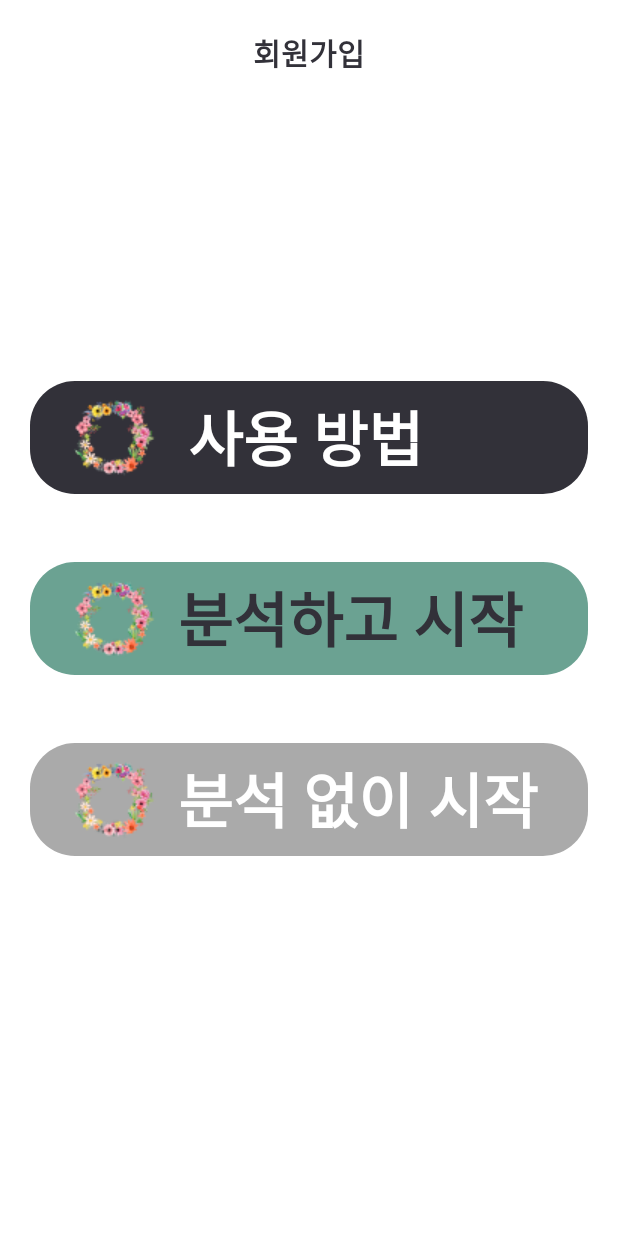
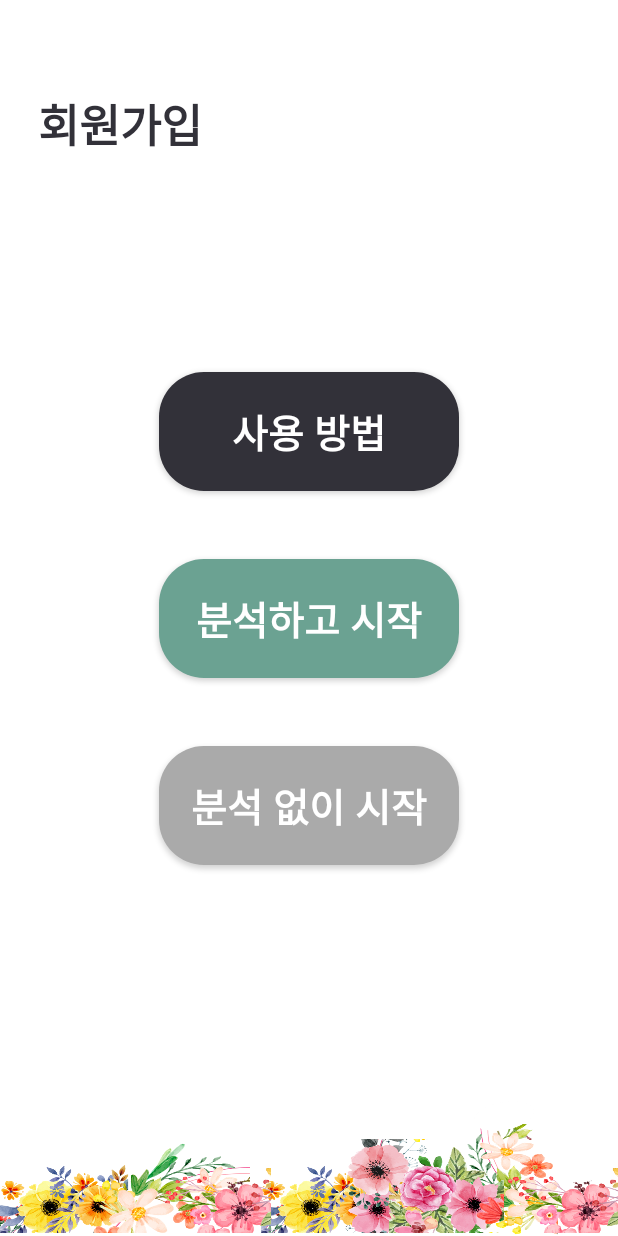
Before and after one commit to JiYoungDo/Habitter, an Android app: the layout activity_register.xml on its own in the app's theme, with its tools: preview values and no code run, on a phone screen of 412 x 824 dp. Run offline under Robolectric (Android 15) with nearby library versions, the phone set to English and light mode, and no system bars.

Commit message:
modify publishing

```diff
--- a/app/src/main/AndroidManifest.xml
+++ b/app/src/main/AndroidManifest.xml
@@ -8,7 +8,7 @@
         android:label="@string/app_name"
         android:roundIcon="@mipmap/ic_launcher_round"
         android:supportsRtl="true"
-        android:theme="@style/AppTheme">
+        android:theme="@style/Theme.AppCompat.NoActionBar">
         <activity android:name=".Register.RegisterActivity"></activity>
         <activity android:name=".Splash.SplashActivity">
             <intent-filter>
--- a/app/src/main/res/layout/activity_register.xml
+++ b/app/src/main/res/layout/activity_register.xml
@@ -13,19 +13,20 @@
         android:layout_width="wrap_content"
         android:layout_height="wrap_content"
         android:text="회원가입"
-        android:textSize="20sp"
+        android:textSize="30sp"
         android:textStyle="bold"
         android:textColor="@color/colorDarkGray"
-        android:layout_marginTop="20dp"
+        android:layout_marginTop="60dp"
         android:fontFamily="@font/a_lignt_font"
         app:layout_constraintTop_toTopOf="parent"
         app:layout_constraintLeft_toLeftOf="parent"
-        app:layout_constraintRight_toRightOf="parent"/>
+        android:layout_marginLeft="25dp"/>
 
-    <TextView
+    <Button
         android:id="@+id/register_tv_btn_explanation"
-        android:layout_width="match_parent"
-        android:layout_height="75dp"
+        android:layout_width="200dp"
+        android:layout_height="wrap_content"
+        android:padding="20dp"
         android:text="사용 방법"
         android:background="@drawable/round_background"
         android:backgroundTint="@color/colorDarkGray"
@@ -33,21 +34,19 @@
         android:layout_marginRight="20dp"
         android:fontFamily="@font/a_lignt_font"
         android:gravity="center"
-        android:textSize="40sp"
+        android:textSize="26sp"
         android:textColor="@color/colorWhite"
         android:textStyle="bold"
-        android:drawableLeft="@drawable/flower_ring_60px"
-        android:paddingLeft="25dp"
-        android:drawablePadding="-90dp"
         android:layout_marginBottom="45dp"
+        app:layout_constraintLeft_toLeftOf="parent"
+        app:layout_constraintRight_toRightOf="parent"
         app:layout_constraintBottom_toTopOf="@id/register_tv_btn_start_with_analysis"/>
 
-
-
-    <TextView
+    <Button
         android:id="@+id/register_tv_btn_start_with_analysis"
-        android:layout_width="match_parent"
-        android:layout_height="75dp"
+        android:layout_width="200dp"
+        android:layout_height="wrap_content"
+        android:padding="20dp"
         android:text="분석하고 시작"
         android:background="@drawable/round_background"
         android:backgroundTint="@color/colorPrimaryDark"
@@ -55,21 +54,19 @@
         android:layout_marginRight="20dp"
         android:fontFamily="@font/a_lignt_font"
         android:gravity="center"
-        android:textSize="40sp"
-        android:textColor="@color/colorDarkGray"
+        android:textSize="26sp"
+        android:textColor="@color/colorWhite"
         android:textStyle="bold"
-        android:drawableLeft="@drawable/flower_ring_60px"
-        android:paddingLeft="25dp"
-        android:drawablePadding="-30dp"
         app:layout_constraintTop_toTopOf="parent"
         app:layout_constraintBottom_toBottomOf="parent"
         app:layout_constraintLeft_toLeftOf="parent"
         app:layout_constraintRight_toRightOf="parent" />
 
-    <TextView
+    <Button
         android:id="@+id/register_tv_btn_start_without_analysis"
-        android:layout_width="match_parent"
-        android:layout_height="75dp"
+        android:layout_width="200dp"
+        android:layout_height="wrap_content"
+        android:padding="20dp"
         android:text="분석 없이 시작"
         android:background="@drawable/round_background"
         android:backgroundTint="@color/colorMiddleGray"
@@ -77,13 +74,19 @@
         android:layout_marginRight="20dp"
         android:fontFamily="@font/a_lignt_font"
         android:gravity="center"
-        android:textSize="40sp"
+        android:textSize="26sp"
         android:textColor="@color/colorWhite"
         android:textStyle="bold"
-        android:drawableLeft="@drawable/flower_ring_60px"
-        android:paddingLeft="25dp"
-        android:drawablePadding="-20dp"
         android:layout_marginTop="45dp"
+        app:layout_constraintLeft_toLeftOf="parent"
+        app:layout_constraintRight_toRightOf="parent"
         app:layout_constraintTop_toBottomOf="@id/register_tv_btn_start_with_analysis"/>
 
+
+    <ImageView
+        android:layout_width="match_parent"
+        android:layout_height="90dp"
+        app:layout_constraintBottom_toBottomOf="parent"
+        android:scaleType="fitXY"
+        android:src="@drawable/bottomdeco"/>
 </androidx.constraintlayout.widget.ConstraintLayout>
--- a/app/src/main/res/layout/activity_splash.xml
+++ b/app/src/main/res/layout/activity_splash.xml
@@ -3,6 +3,7 @@
     xmlns:android="http://schemas.android.com/apk/res/android"
     xmlns:app="http://schemas.android.com/apk/res-auto"
     xmlns:tools="http://schemas.android.com/tools"
+    android:background="@color/colorWhite"
     android:layout_width="match_parent"
     android:layout_height="match_parent">
 
```
Also changed, not shown: app/src/main/java/com/Carrie/habitter/Register/RegisterActivity.java (+30 -0 lines), app/src/main/java/com/Carrie/habitter/Splash/SplashActivity.java (+18 -0 lines), app/src/main/res/anim/scale.xml (added, +12 -0 lines), app/src/main/res/drawable/bottomdeco.png (added), app/src/main/res/drawable/icon.png.
